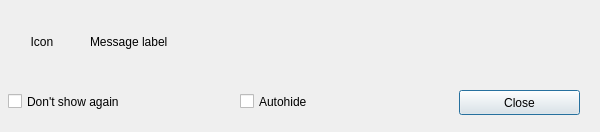
Qt form hub/forms/DlgNotification.ui (subutai-io/control-center) before a commit.
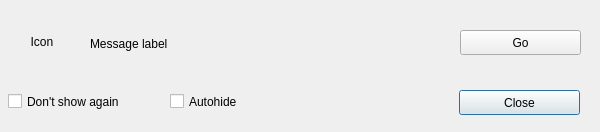
The same form after that commit.

Commit message: Notification Logger with action button

```diff
--- a/hub/forms/DlgNotification.ui
+++ b/hub/forms/DlgNotification.ui
@@ -45,9 +45,9 @@
    <property name="geometry">
     <rect>
      <x>90</x>
-     <y>10</y>
-     <width>491</width>
-     <height>64</height>
+     <y>13</y>
+     <width>361</width>
+     <height>61</height>
     </rect>
    </property>
    <property name="text">
@@ -63,7 +63,7 @@
   <widget class="QCheckBox" name="chk_autohide">
    <property name="geometry">
     <rect>
-     <x>240</x>
+     <x>170</x>
      <y>90</y>
      <width>161</width>
      <height>23</height>
@@ -99,6 +99,19 @@
     <string>Close</string>
    </property>
   </widget>
+  <widget class="QPushButton" name="btn_action">
+   <property name="geometry">
+    <rect>
+     <x>460</x>
+     <y>30</y>
+     <width>121</width>
+     <height>25</height>
+    </rect>
+   </property>
+   <property name="text">
+    <string>Go</string>
+   </property>
+  </widget>
  </widget>
  <resources/>
  <connections/>
```
The commit also changes 22 other files.
